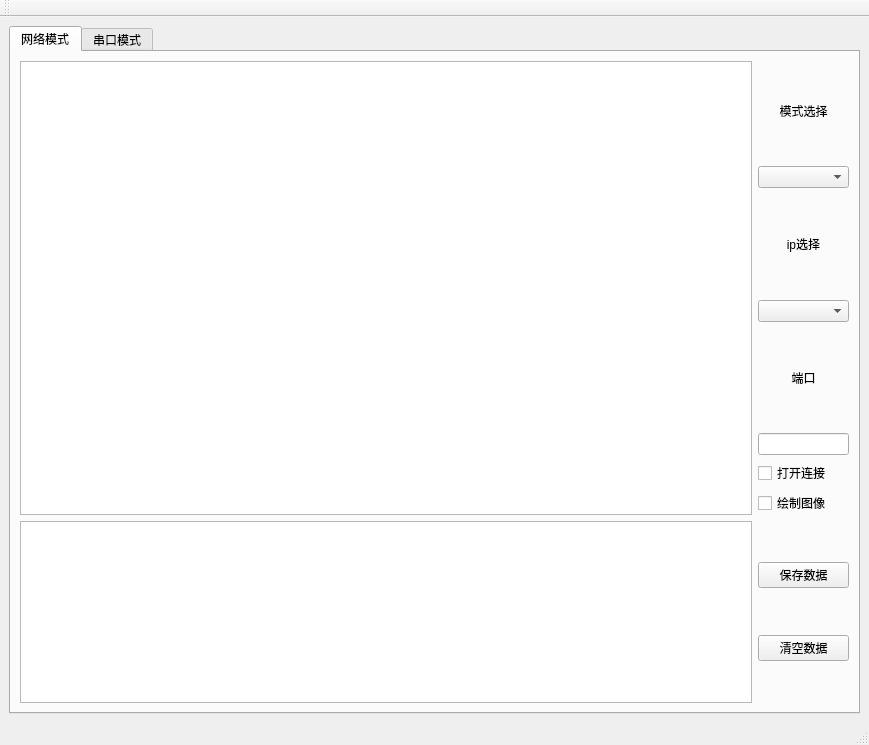
Qt form Mywin.ui (lzd-1230/Debugging-assistant) before a commit.
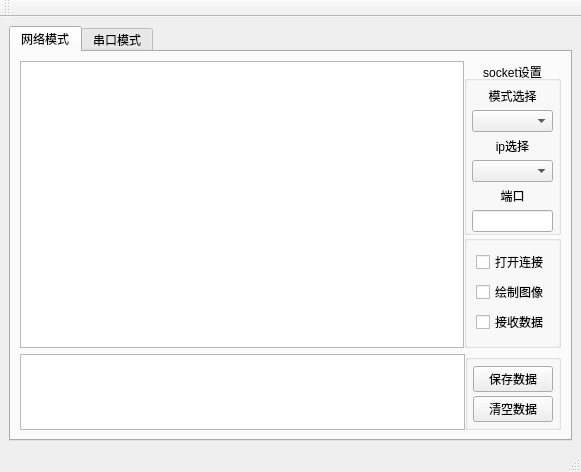
The same form after that commit. Custom widgets are drawn as their Qt base class.

Commit message: 2.14   基本功能全部完毕,接下来work分支将进行recv功能的线程化,以及设置曲线显示的功能

What changed in the file:
```diff
--- a/Mywin.ui
+++ b/Mywin.ui
@@ -6,8 +6,8 @@
    <rect>
     <x>0</x>
     <y>0</y>
-    <width>869</width>
-    <height>745</height>
+    <width>581</width>
+    <height>424</height>
    </rect>
   </property>
   <property name="windowTitle">
@@ -24,41 +24,54 @@
        <attribute name="title">
         <string>网络模式</string>
        </attribute>
-       <layout class="QGridLayout" name="gridLayout" rowstretch="5,2">
-        <item row="0" column="0">
+       <layout class="QVBoxLayout" name="verticalLayout_7" stretch="8,1">
+        <item>
          <layout class="QHBoxLayout" name="horizontalLayout_3" stretch="8,1">
+          <property name="spacing">
+           <number>0</number>
+          </property>
           <item>
            <widget class="GraphicsLayoutWidget" name="socket_graph"/>
           </item>
           <item>
            <layout class="QVBoxLayout" name="verticalLayout_8">
             <item>
-             <widget class="QLabel" name="label_5">
-              <property name="text">
-               <string>模式选择</string>
+             <widget class="QGroupBox" name="groupBox_2">
+              <property name="contextMenuPolicy">
+               <enum>Qt::DefaultContextMenu</enum>
               </property>
-              <property name="alignment">
-               <set>Qt::AlignCenter</set>
+              <property name="layoutDirection">
+               <enum>Qt::LeftToRight</enum>
               </property>
-             </widget>
-            </item>
-            <item>
-             <widget class="QComboBox" name="socket_mode"/>
-            </item>
-            <item>
-             <widget class="QLabel" name="label_3">
-              <property name="text">
-               <string>ip选择</string>
+              <property name="title">
+               <string>socket设置</string>
               </property>
               <property name="alignment">
                <set>Qt::AlignCenter</set>
               </property>
-             </widget>
-            </item>
-            <item>
-             <widget class="QComboBox" name="ip_com"/>
-            </item>
-            <item>
+              <layout class="QGridLayout" name="gridLayout_2">
+               <property name="sizeConstraint">
+                <enum>QLayout::SetDefaultConstraint</enum>
+               </property>
+               <property name="leftMargin">
+                <number>5</number>
+               </property>
+               <property name="topMargin">
+                <number>6</number>
+               </property>
+               <property name="rightMargin">
+                <number>5</number>
+               </property>
+               <property name="bottomMargin">
+                <number>0</number>
+               </property>
+               <property name="horizontalSpacing">
+                <number>0</number>
+               </property>
+               <property name="verticalSpacing">
+                <number>5</number>
+               </property>
+               <item row="4" column="0">
              <widget class="QLabel" name="label_4">
               <property name="text">
                <string>端口</string>
@@ -71,49 +84,139 @@
               </property>
              </widget>
             </item>
-            <item>
+               <item row="5" column="0">
              <widget class="QLineEdit" name="port_input">
               <property name="minimumSize">
                <size>
-                <width>90</width>
+                   <width>70</width>
                 <height>0</height>
                </size>
               </property>
+                 <property name="alignment">
+                  <set>Qt::AlignCenter</set>
+                 </property>
+                </widget>
+               </item>
+               <item row="2" column="0">
+                <widget class="QLabel" name="label_3">
+                 <property name="text">
+                  <string>ip选择</string>
+                 </property>
+                 <property name="alignment">
+                  <set>Qt::AlignCenter</set>
+                 </property>
+                </widget>
+               </item>
+               <item row="1" column="0">
+                <widget class="QComboBox" name="socket_mode">
+                 <property name="maxVisibleItems">
+                  <number>0</number>
+                 </property>
+                 <property name="sizeAdjustPolicy">
+                  <enum>QComboBox::AdjustToContentsOnFirstShow</enum>
+                 </property>
+                </widget>
+               </item>
+               <item row="0" column="0">
+                <widget class="QLabel" name="label_5">
+                 <property name="text">
+                  <string>模式选择</string>
+                 </property>
+                 <property name="alignment">
+                  <set>Qt::AlignCenter</set>
+                 </property>
+                </widget>
+               </item>
+               <item row="3" column="0">
+                <widget class="QComboBox" name="ip_com">
+                 <property name="maxVisibleItems">
+                  <number>0</number>
+                 </property>
+                 <property name="frame">
+                  <bool>true</bool>
+                 </property>
+                </widget>
+               </item>
+              </layout>
              </widget>
             </item>
             <item>
+             <widget class="QGroupBox" name="groupBox">
+              <property name="title">
+               <string/>
+              </property>
+              <property name="alignment">
+               <set>Qt::AlignRight|Qt::AlignTrailing|Qt::AlignVCenter</set>
+              </property>
+              <layout class="QGridLayout" name="gridLayout">
+               <item row="0" column="0">
              <widget class="QCheckBox" name="socket_switch">
               <property name="text">
                <string>打开连接</string>
               </property>
              </widget>
             </item>
-            <item>
+               <item row="1" column="0">
              <widget class="QCheckBox" name="socket_paint_switch">
               <property name="text">
                <string>绘制图像</string>
               </property>
              </widget>
             </item>
-           </layout>
+               <item row="2" column="0">
+                <widget class="QCheckBox" name="recv_data_btn">
+                 <property name="text">
+                  <string>接收数据</string>
+                 </property>
+                </widget>
+               </item>
+              </layout>
+             </widget>
           </item>
          </layout>
         </item>
-        <item row="1" column="0">
+         </layout>
+        </item>
+        <item>
          <layout class="QHBoxLayout" name="horizontalLayout_4" stretch="8,1">
+          <property name="spacing">
+           <number>0</number>
+          </property>
           <item>
            <widget class="QTextEdit" name="socket_recv_show"/>
           </item>
           <item>
-           <layout class="QVBoxLayout" name="verticalLayout_7">
-            <item>
+           <widget class="QGroupBox" name="groupBox_3">
+            <property name="title">
+             <string/>
+            </property>
+            <layout class="QGridLayout" name="gridLayout_3">
+             <property name="leftMargin">
+              <number>5</number>
+             </property>
+             <property name="topMargin">
+              <number>6</number>
+             </property>
+             <property name="rightMargin">
+              <number>5</number>
+             </property>
+             <property name="bottomMargin">
+              <number>5</number>
+             </property>
+             <property name="horizontalSpacing">
+              <number>0</number>
+             </property>
+             <property name="verticalSpacing">
+              <number>4</number>
+             </property>
+             <item row="0" column="0">
              <widget class="QPushButton" name="save_socket_data">
               <property name="text">
                <string>保存数据</string>
               </property>
              </widget>
             </item>
-            <item>
+             <item row="1" column="0">
              <widget class="QPushButton" name="clear_socket_data">
               <property name="text">
                <string>清空数据</string>
@@ -121,6 +224,7 @@
              </widget>
             </item>
            </layout>
+           </widget>
           </item>
          </layout>
         </item>
```
Left out of the diff: 4 changed lines with no effect on the pictures. Lines whose indentation alone changed are shown as unchanged. The commit also changes 15 other files.
